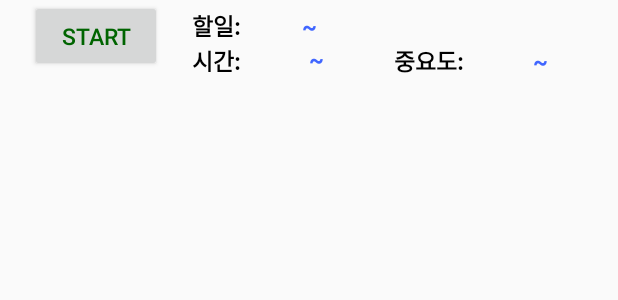
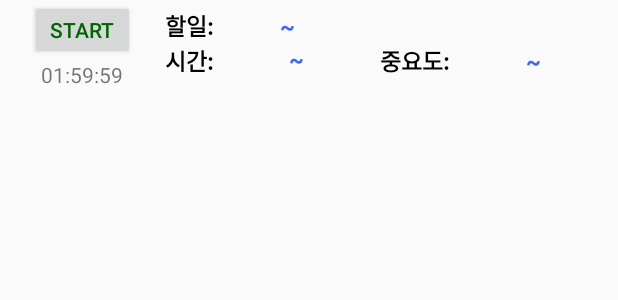
Before and after one commit to YeomJaeSeon/MobileProgramming_Final, an Android app: the layout main_listview.xml on its own in the app's theme, with its tools: preview values and no code run, on a phone screen of 412 x 824 dp. Shown: the top 300 px of the screen. Run offline under Robolectric (Android 15) with nearby library versions, the phone set to English and light mode, and no system bars.

Commit message:
CustomlistVIewTimer,Service
메인에서 액티비티넘어갈때 timer stop하고넘어가야됨
stop,start버튼 이상하게작동하는데 오류 해결할것

```diff
--- a/app/src/main/java/com/example/afinal/PlannerDetailActivity.java
+++ b/app/src/main/java/com/example/afinal/PlannerDetailActivity.java
@@ -145,7 +145,7 @@ public class PlannerDetailActivity extends AppCompatActivity {
             }
 
             progressDialog.show();
-            writeNewTodo(todo, month, day, estimatedTime, importance, id);
+            writeNewTodo(todo, month, day, estimatedTime, importance, id,0);
             progressDialog.dismiss();
             //setResult(RESULT_OK, intent);
             this.finish();
@@ -156,9 +156,9 @@ public class PlannerDetailActivity extends AppCompatActivity {
         }
     }
 
-    public void writeNewTodo(String _name, String _month, String _day, String _estimatedTime, String _importance, String _id) {
+    public void writeNewTodo(String _name, String _month, String _day, String _estimatedTime, String _importance, String _id,double _time) {
         HashMap<String, Object> childUpdates = new HashMap<>();
-        Todo todo = new Todo(_name, _month, _day, _estimatedTime, _importance, _id);
+        Todo todo = new Todo(_name, _month, _day, _estimatedTime, _importance, _id,_time);
         Map<String, Object> todoData = todo.toMap();
 
         //Database에 들어갈 경로 설정정
--- a/app/src/main/java/com/example/afinal/Quote.java
+++ b/app/src/main/java/com/example/afinal/Quote.java
@@ -1,8 +1,11 @@
 package com.example.afinal;
 
 import android.content.res.AssetManager;
+import android.os.Build;
 import android.util.Log;
 import android.widget.TextView;
+
+import androidx.annotation.RequiresApi;
 
 import org.json.JSONArray;
 import org.json.JSONException;
@@ -16,6 +19,7 @@ public class Quote {
 
 
     //assets파일에서 json파일을 읽어오는 함수
+    @RequiresApi(api = Build.VERSION_CODES.KITKAT)
     private String getJson(AssetManager assetManager) {
 
         String data = null;
--- a/app/src/main/res/layout/main_listview.xml
+++ b/app/src/main/res/layout/main_listview.xml
@@ -4,16 +4,30 @@
     android:layout_width="match_parent"
     android:layout_height="match_parent">
 
-    <Button
-        android:id="@+id/startstopbutton"
+    <LinearLayout
         android:layout_width="wrap_content"
-        android:layout_height="wrap_content"
-        android:layout_gravity="end"
+        android:layout_height="match_parent"
         android:layout_marginHorizontal="@dimen/viewMarginSmall"
-        android:onClick="startStopTapped"
-        android:text="START"
-        android:textColor="@color/green"
-        android:textSize="@dimen/small_font_size" />
+        android:orientation="vertical">
+
+        <Button
+            android:id="@+id/startstopbutton"
+            android:layout_width="wrap_content"
+            android:layout_height="wrap_content"
+            android:layout_gravity="center_horizontal"
+            android:minWidth="70dp"
+            android:minHeight="40dp"
+            android:shadowRadius="5"
+            android:text="START"
+            android:textColor="@color/green" />
+
+        <TextView
+            android:id="@id/time"
+            android:layout_width="wrap_content"
+            android:layout_height="wrap_content"
+            android:layout_gravity="center_horizontal"
+            android:text="01:59:59"></TextView>
+    </LinearLayout>
 
     <LinearLayout
         android:layout_width="match_parent"
@@ -34,8 +48,7 @@
                 android:text="할일:"
                 android:textColor="@color/black"
                 android:textSize="@dimen/small_font_size"
-                android:textStyle="bold"
-                />
+                android:textStyle="bold" />
 
             <TextView
                 android:id="@+id/todo"
@@ -44,8 +57,8 @@
                 android:layout_weight="1"
                 android:text="~"
                 android:textColor="@color/colorPrimaryDark"
-                android:textStyle="bold"
-                android:textSize="@dimen/small_font_size" />
+                android:textSize="@dimen/small_font_size"
+                android:textStyle="bold" />
 
             <View
                 android:layout_width="0dp"
@@ -70,14 +83,14 @@
                 android:textStyle="bold" />
 
             <TextView
-                android:id="@+id/time"
+                android:id="@+id/estimatedTime"
                 android:layout_width="wrap_content"
                 android:layout_height="match_parent"
                 android:layout_weight="1"
                 android:text="~"
                 android:textColor="@color/colorPrimaryDark"
-                android:textStyle="bold"
-                android:textSize="@dimen/small_font_size" />
+                android:textSize="@dimen/small_font_size"
+                android:textStyle="bold" />
 
             <TextView
                 android:id="@+id/textView16"
@@ -94,10 +107,10 @@
                 android:layout_width="wrap_content"
                 android:layout_height="wrap_content"
                 android:layout_weight="1"
+                android:text="~"
                 android:textColor="@color/colorPrimaryDark"
-                android:textStyle="bold"
-                android:text="~"
-                android:textSize="@dimen/small_font_size" />
+                android:textSize="@dimen/small_font_size"
+                android:textStyle="bold" />
         </LinearLayout>
     </LinearLayout>
 
```
Also changed, not shown: app/src/main/AndroidManifest.xml (+5 -5 lines), app/src/main/java/com/example/afinal/CustomListAdapter.java (+112 -17 lines), app/src/main/java/com/example/afinal/MainActivity.java (+67 -37 lines), app/src/main/java/com/example/afinal/MyReceiver.java (deleted, +0 -16 lines), app/src/main/java/com/example/afinal/TimeService.java (added, +75 -0 lines), app/src/main/java/com/example/afinal/Todo.java (+7 -2 lines).
